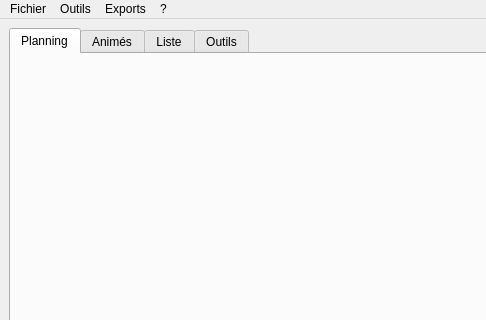
First picture: the form in src/ui/main_window.ui, repository seigneurfuo/MyAnimeManager3, before the edit; both pictures show x 0 to 486 and y 0 to 320 of the 1014 by 674 pixel window.
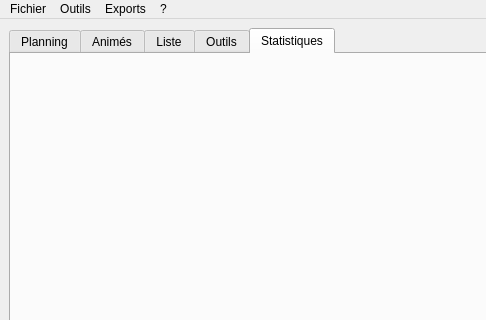
Second picture: the form after the edit. The open tabs and pages were chosen to show the change. Icons and pictures are not drawn.

Commit message: Ajout d'un nouvel onglet pour l'affichage des statistiques.

Patch:
```diff
--- a/src/ui/main_window.ui
+++ b/src/ui/main_window.ui
@@ -18,8 +18,8 @@
     <normaloff>logo/icon.png</normaloff>logo/icon.png</iconset>
   </property>
   <widget class="QWidget" name="centralwidget">
-   <layout class="QHBoxLayout" name="horizontalLayout">
-    <item>
+   <layout class="QGridLayout" name="gridLayout">
+    <item row="0" column="0">
      <widget class="QTabWidget" name="tabWidget">
       <property name="currentIndex">
        <number>0</number>
@@ -80,6 +80,20 @@
         </item>
        </layout>
       </widget>
+      <widget class="QWidget" name="tab">
+       <attribute name="icon">
+        <iconset>
+         <normaloff>../resources/icons/chart.png</normaloff>../resources/icons/chart.png</iconset>
+       </attribute>
+       <attribute name="title">
+        <string>Statistiques</string>
+       </attribute>
+       <layout class="QGridLayout" name="gridLayout_5">
+        <item row="0" column="0">
+         <layout class="QGridLayout" name="stats_tab_layout"/>
+        </item>
+       </layout>
+      </widget>
      </widget>
     </item>
    </layout>
```
The commit also changes 4 other files.
